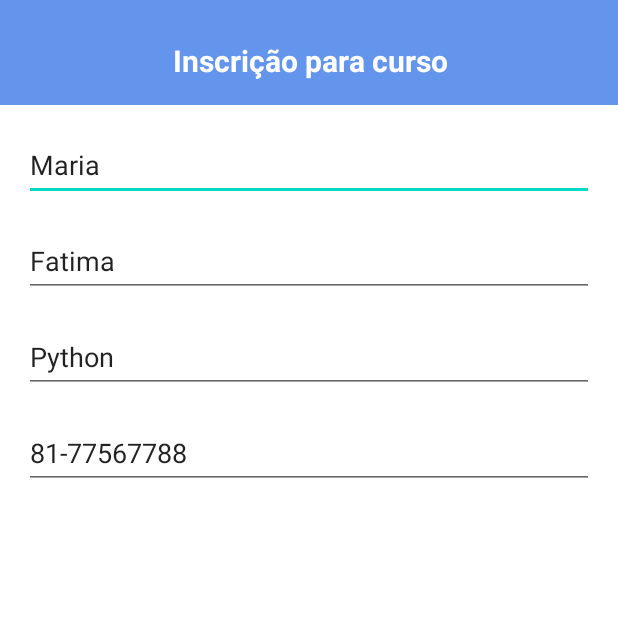
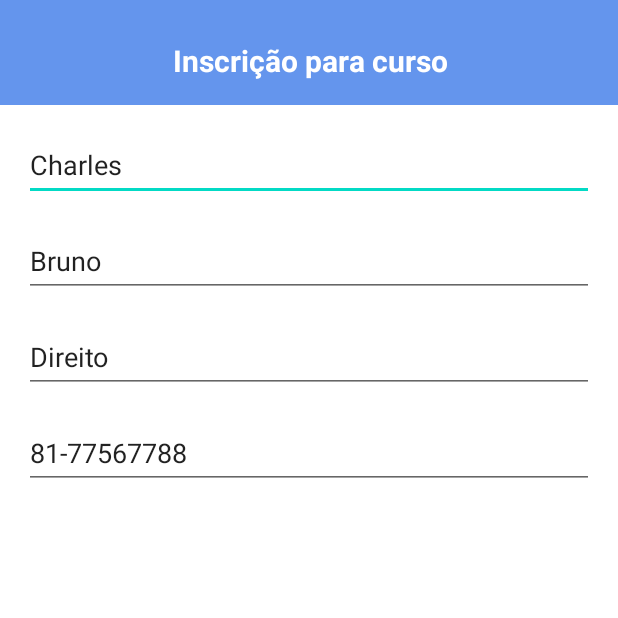
Before and after one commit to fernandoppm/Desenvolvimento_Android, an Android app: the screen it shows after launch (MainActivity), on a phone screen of 412 x 824 dp, the top half of it. Run offline under Robolectric (Android 15) with nearby library versions, the phone set to English and light mode, and no system bars.

Commit message:
Versão 1 Clean Code

```diff
--- a/AppLista/app/src/main/java/devandroid/lucas/applista/view/MainActivity.java
+++ b/AppLista/app/src/main/java/devandroid/lucas/applista/view/MainActivity.java
@@ -17,10 +17,6 @@ public class MainActivity extends AppCompatActivity {
     Pessoa pessoa;
     Pessoa outraPessoa;
 
-    String dadosPessoa;
-    String dadosOutraPessoa;
-
-    View view2;
 
     EditText editPrimeiroNome;
     EditText editSobrenome;
@@ -39,16 +35,10 @@ public class MainActivity extends AppCompatActivity {
 
         pessoa = new Pessoa();
 
-        //pessoa.setPrimeiroNome("Lucas");
-        //pessoa.setSobrenome("Fernando");
-        //pessoa.setCursoDesejado("Android");
-        //pessoa.setTelefoneContato("81-940028922");
-
-
         outraPessoa = new Pessoa();
-        outraPessoa.setPrimeiroNome("Maria");
-        outraPessoa.setSobrenome("Fatima");
-        outraPessoa.setCursoDesejado("Python");
+        outraPessoa.setPrimeiroNome("Charles");
+        outraPessoa.setSobrenome("Bruno");
+        outraPessoa.setCursoDesejado("Direito");
         outraPessoa.setTelefoneContato("81-77567788");
 
         editPrimeiroNome = findViewById(R.id.editPrimeiroNome);
@@ -59,7 +49,6 @@ public class MainActivity extends AppCompatActivity {
         btnLimpar = findViewById(R.id.btnLimpar);
         btnSalvar = findViewById(R.id.btnSalvar);
         btnFinalizar = findViewById(R.id.btnFinalizar);
-
 
         editPrimeiroNome.setText(outraPessoa.getPrimeiroNome());
         editSobrenome.setText(outraPessoa.getSobrenome());
@@ -93,33 +82,10 @@ public class MainActivity extends AppCompatActivity {
                 pessoa.setCursoDesejado(editNomedoCurso.getText().toString());
                 pessoa.setTelefoneContato(editTelefonedeContato.getText().toString());
 
-
-                Toast.makeText(MainActivity.this, "Salvo"+pessoa.toString(), Toast.LENGTH_LONG).show();
+                Toast.makeText(MainActivity.this, "Salvo" + pessoa.toString(), Toast.LENGTH_LONG).show();
 
             }
         });
-
-
-
-
-        /* dadosPessoa = "Primeiro nome: ";
-        dadosPessoa += pessoa.getPrimeiroNome();
-        dadosPessoa += " Sobrenome: ";
-        dadosPessoa += pessoa.getSobrenome();
-        dadosPessoa += " Curso Desejado: ";
-        dadosPessoa += pessoa.getCursoDesejado();
-        dadosPessoa += " Telefone de Contato: ";
-        dadosPessoa += pessoa.getTelefoneContato();
-
-        dadosOutraPessoa = "Primeiro nome: ";
-        dadosOutraPessoa += outraPessoa.getPrimeiroNome();
-        dadosOutraPessoa += " Sobrenome: ";
-        dadosOutraPessoa += outraPessoa.getSobrenome();
-        dadosOutraPessoa += " Curso Desejado: ";
-        dadosOutraPessoa += outraPessoa.getCursoDesejado();
-        dadosOutraPessoa += " Telefone de Contato: ";
-        dadosOutraPessoa += outraPessoa.getTelefoneContato(); */
-
 
         Log.i("POOAndroid", pessoa.toString());
         Log.i("POOAndroid", outraPessoa.toString());
--- a/AppLista/app/src/main/res/layout/activity_main.xml
+++ b/AppLista/app/src/main/res/layout/activity_main.xml
@@ -5,7 +5,6 @@
     android:layout_width="match_parent"
     android:layout_height="match_parent"
     tools:context=".view.MainActivity">
-
 
     <View
         android:id="@+id/view2"
```
